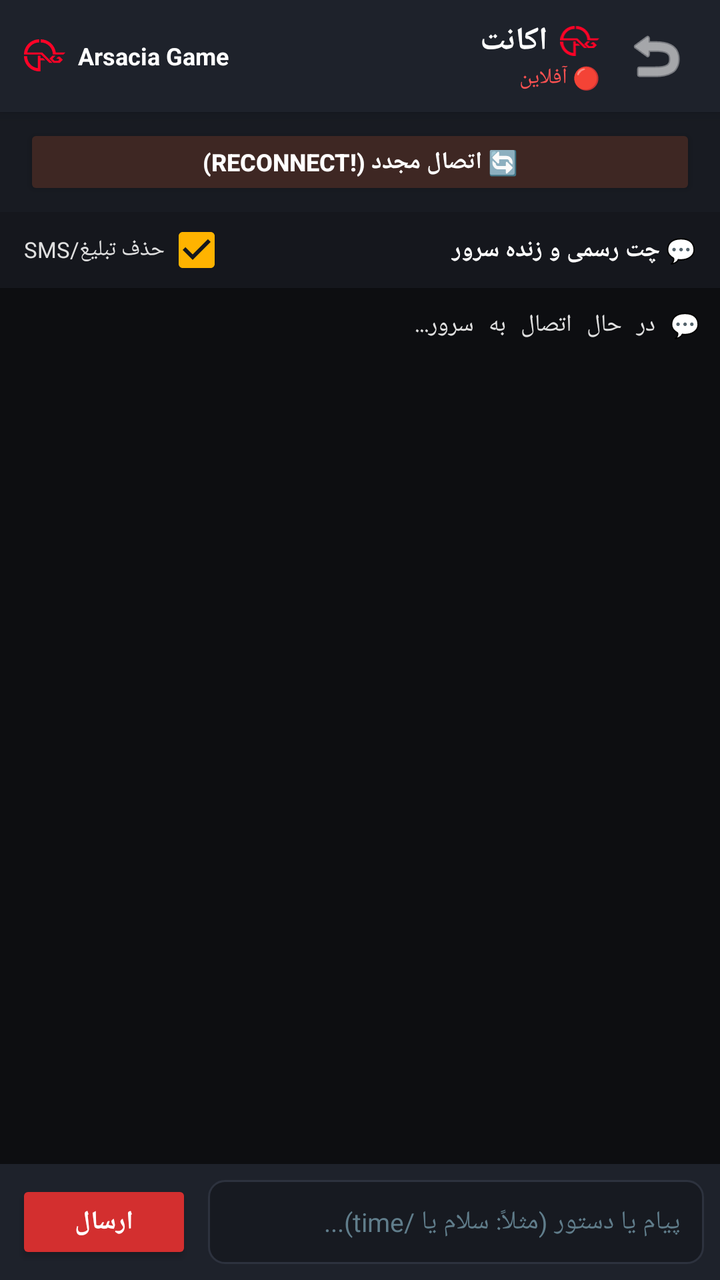
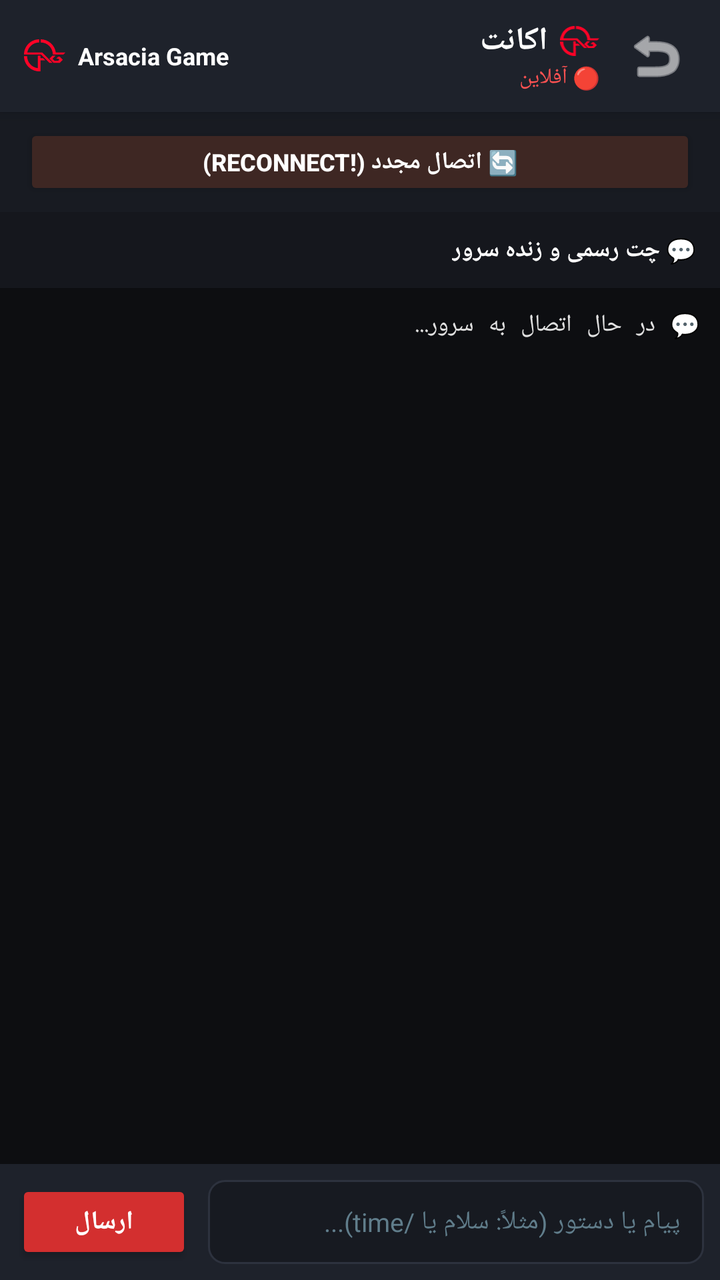

The first picture is an Android layout as it rendered before a commit; the second is the same layout after the commit. The layout source and the unified diff follow.
<!-- AndroidManifest.xml: application theme Theme.AGRak -->
<!-- res/layout/activity_chat.xml -->
<?xml version="1.0" encoding="utf-8"?>
<LinearLayout xmlns:android="http://schemas.android.com/apk/res/android"
    xmlns:app="http://schemas.android.com/apk/res-auto"
    android:layout_width="match_parent"
    android:layout_height="match_parent"
    android:background="@color/bg_dark"
    android:orientation="vertical"
    android:layoutDirection="rtl">

    
    <androidx.cardview.widget.CardView
        android:layout_width="match_parent"
        android:layout_height="wrap_content"
        app:cardBackgroundColor="@color/card_dark"
        app:cardCornerRadius="0dp"
        app:cardElevation="4dp">

        <LinearLayout
            android:layout_width="match_parent"
            android:layout_height="56dp"
            android:gravity="center_vertical"
            android:orientation="horizontal"
            android:paddingHorizontal="12dp">

            <ImageButton
                android:id="@+id/btnBack"
                android:layout_width="40dp"
                android:layout_height="40dp"
                android:background="?attr/selectableItemBackgroundBorderless"
                android:src="@android:drawable/ic_menu_revert"
                android:tint="@color/text_white"
                android:contentDescription="بازگشت" />

            <LinearLayout
                android:layout_width="0dp"
                android:layout_height="wrap_content"
                android:layout_marginStart="8dp"
                android:layout_weight="1"
                android:orientation="vertical">

                <LinearLayout
                    android:layout_width="wrap_content"
                    android:layout_height="wrap_content"
                    android:gravity="center_vertical"
                    android:orientation="horizontal">

                    <ImageView
                        android:layout_width="20dp"
                        android:layout_height="15dp"
                        android:layout_marginEnd="6dp"
                        android:adjustViewBounds="true"
                        android:src="@drawable/ic_arsacia_game_logo"
                        android:contentDescription="Arsacia Game Logo" />

                    <TextView
                        android:id="@+id/tvChatAccountName"
                        android:layout_width="wrap_content"
                        android:layout_height="wrap_content"
                        android:text="اکانت"
                        android:textColor="@color/text_white"
                        android:textSize="16sp"
                        android:textStyle="bold" />
                </LinearLayout>

                <TextView
                    android:id="@+id/tvChatStatus"
                    android:layout_width="wrap_content"
                    android:layout_height="wrap_content"
                    android:text="🔴 آفلاین"
                    android:textColor="@color/status_red"
                    android:textSize="11sp" />
            </LinearLayout>

            
            <LinearLayout
                android:layout_width="wrap_content"
                android:layout_height="wrap_content"
                android:gravity="center_vertical"
                android:layoutDirection="ltr"
                android:orientation="horizontal">

                <ImageView
                    android:id="@+id/imgChatServerLogo"
                    android:layout_width="21dp"
                    android:layout_height="16dp"
                    android:layout_marginEnd="6dp"
                    android:adjustViewBounds="true"
                    android:src="@drawable/ic_arsacia_game_logo"
                    android:contentDescription="Arsacia Game Logo" />

                <TextView
                    android:layout_width="wrap_content"
                    android:layout_height="wrap_content"
                    android:text="Arsacia Game"
                    android:textColor="@color/text_white"
                    android:textSize="12sp"
                    android:textStyle="bold" />
            </LinearLayout>

        </LinearLayout>
    </androidx.cardview.widget.CardView>

    
    <LinearLayout
        android:layout_width="match_parent"
        android:layout_height="wrap_content"
        android:background="#181B22"
        android:paddingTop="6dp"
        android:paddingBottom="6dp"
        android:paddingLeft="12dp"
        android:paddingRight="12dp"
        android:orientation="horizontal">

        <Button
            android:id="@+id/btnQuickReconnect"
            android:layout_width="match_parent"
            android:layout_height="38dp"
            android:backgroundTint="#3E2723"
            android:text="🔄 اتصال مجدد (!reconnect)"
            android:textColor="@color/text_white"
            android:textStyle="bold"
            android:textSize="12sp" />
    </LinearLayout>

    
    <LinearLayout
        android:layout_width="match_parent"
        android:layout_height="38dp"
        android:background="#15171D"
        android:gravity="center_vertical"
        android:orientation="horizontal"
        android:paddingHorizontal="12dp">

        <TextView
            android:layout_width="0dp"
            android:layout_height="wrap_content"
            android:layout_weight="1"
            android:text="💬 چت رسمی و زنده سرور"
            android:textColor="@color/text_white"
            android:textStyle="bold"
            android:textSize="12sp" />

        <CheckBox
            android:id="@+id/cbFilterSmsAds"
            android:layout_width="wrap_content"
            android:layout_height="34dp"
            android:checked="true"
            android:buttonTint="@color/accent_gold"
            android:text="حذف تبلیغ/SMS"
            android:textColor="#E0E0E0"
            android:textSize="11sp" />

    </LinearLayout>

    
    <ScrollView
        android:id="@+id/scrollConsole"
        android:layout_width="match_parent"
        android:layout_height="0dp"
        android:layout_weight="1"
        android:background="#0D0E11"
        android:padding="10dp"
        android:fillViewport="true"
        android:descendantFocusability="blocksDescendants">

        <TextView
            android:id="@+id/tvConsoleLogs"
            android:layout_width="match_parent"
            android:layout_height="wrap_content"
            android:textColor="#E0E0E0"
            android:textSize="12sp"
            android:typeface="monospace"
            android:focusable="false"
            android:focusableInTouchMode="false"
            android:text="💬 در حال اتصال به سرور...\n" />
    </ScrollView>

    
    <androidx.cardview.widget.CardView
        android:layout_width="match_parent"
        android:layout_height="wrap_content"
        app:cardBackgroundColor="@color/card_dark"
        app:cardCornerRadius="0dp"
        app:cardElevation="8dp">

        <LinearLayout
            android:layout_width="match_parent"
            android:layout_height="wrap_content"
            android:gravity="center_vertical"
            android:orientation="horizontal"
            android:padding="8dp">

            <EditText
                android:id="@+id/etChatMessage"
                android:layout_width="0dp"
                android:layout_height="42dp"
                android:layout_weight="1"
                android:background="@drawable/bg_input_field"
                android:hint="پیام یا دستور (مثلاً: سلام یا /time)..."
                android:textColorHint="@color/text_hint"
                android:textColor="@color/text_white"
                android:textSize="13sp"
                android:paddingHorizontal="12dp"
                android:singleLine="true" />

            <Button
                android:id="@+id/btnSendMessage"
                android:layout_width="wrap_content"
                android:layout_height="42dp"
                android:layout_marginStart="8dp"
                android:backgroundTint="@color/primary_red"
                android:text="@string/send"
                android:textColor="@color/text_white"
                android:textStyle="bold"
                android:textSize="13sp" />

        </LinearLayout>
    </androidx.cardview.widget.CardView>

</LinearLayout>
<!-- resources referenced by this layout -->
<resources>
  <color name="accent_gold">#FFB300</color>
  <color name="bg_dark">#121418</color>
  <color name="card_dark">#1E222B</color>
  <color name="primary_red">#D32F2F</color>
  <color name="status_red">#FF5252</color>
  <color name="text_hint">#607D8B</color>
  <color name="text_white">#FFFFFF</color>
  <!-- drawable bg_input_field (drawable) -->
  <?xml version="1.0" encoding="utf-8"?>
  <shape xmlns:android="http://schemas.android.com/apk/res/android"
      android:shape="rectangle">
      <solid android:color="#171A21" />
      <stroke
          android:width="1dp"
          android:color="@color/card_stroke" />
      <corners android:radius="8dp" />
  </shape>
  <!-- drawable ic_arsacia_game_logo (drawable) -->
  <vector xmlns:android="http://schemas.android.com/apk/res/android"
      android:width="21dp"
      android:height="16dp"
      android:viewportWidth="42"
      android:viewportHeight="32">
    <path
        android:fillColor="#FF0327"
        android:pathData="M35.7641,17.3101L38.8641,20.411L35.7641,23.5118H29.5624L25.4288,19.3773L28.5297,16.2773H31.6297L28.5297,19.3773L30.5961,21.4446H34.2133L35.2469,20.411L34.2133,19.3773H32.1469L34.2133,17.3101H35.7641Z"/>
    <path
        android:fillColor="#FF0327"
        android:pathData="M41.4478,13.1767L39.3798,15.2439H29.5625L29.5768,15.2296H28.827C28.827,8.54515 23.3886,3.10672 16.7041,3.10672V8.81588e-07C20.3883,-0.00125215 23.948,1.33326 26.7234,3.75616C29.4988,6.17907 31.3016,9.52604 31.7977,13.1767H41.4478Z"/>
    <path
        android:fillColor="#FF0327"
        android:pathData="M16.4505,20.9273V23.3514H16.4715V31.9998H15.233V31.9914V31.9973C13.2323,31.9991 11.251,31.6064 9.40226,30.8417C7.55353,30.077 5.87371,28.9553 4.45889,27.5408C3.04407,26.1263 1.92201,24.4467 1.15691,22.5982C0.391811,20.7496 -0.00132193,18.7683 3.3395e-06,16.7677H3.10672C3.10672,22.992 7.82137,28.1358 13.8669,28.8142V16.2773H16.4505V18.861H19.0341L21.1013,20.9273H16.4505Z"/>
    <path
        android:fillColor="#FF0327"
        android:pathData="M18.1944,13.1767L28.5297,23.5103H25.4289L17.1608,15.2422H1.10582L0,15.2372V15.1977C0.00623066,11.1634 1.61379,7.2966 4.46947,4.44691C7.32514,1.59722 11.1953,-0.00222794 15.2296,2.32928e-06V3.10672C9.24458,3.10672 4.25872,7.46619 3.28052,13.1767H18.1944Z"/>
  </vector>
  <string name="send">ارسال</string>
  <style name="Theme.AGRak" parent="Theme.AppCompat.DayNight.NoActionBar">
          <item name="colorPrimary">@color/primary_red</item>
          <item name="colorPrimaryDark">@color/primary_red_dark</item>
          <item name="colorAccent">@color/accent_gold</item>
          <item name="android:windowBackground">@color/bg_dark</item>
          <item name="android:statusBarColor">#0A0B0E</item>
          <item name="android:navigationBarColor">#0A0B0E</item>
      </style>
  <color name="card_stroke">#2D323E</color>
  <color name="primary_red_dark">#9A0007</color>
</resources>

<!-- the commit's change to res/layout/activity_chat.xml (unified diff, before → after) -->
@@ -132,23 +132,12 @@
         android:paddingHorizontal="12dp">
 
         <TextView
-            android:layout_width="0dp"
+            android:layout_width="wrap_content"
             android:layout_height="wrap_content"
-            android:layout_weight="1"
             android:text="💬 چت رسمی و زنده سرور"
             android:textColor="@color/text_white"
             android:textStyle="bold"
             android:textSize="12sp" />
-
-        <CheckBox
-            android:id="@+id/cbFilterSmsAds"
-            android:layout_width="wrap_content"
-            android:layout_height="34dp"
-            android:checked="true"
-            android:buttonTint="@color/accent_gold"
-            android:text="حذف تبلیغ/SMS"
-            android:textColor="#E0E0E0"
-            android:textSize="11sp" />
 
     </LinearLayout>
 
